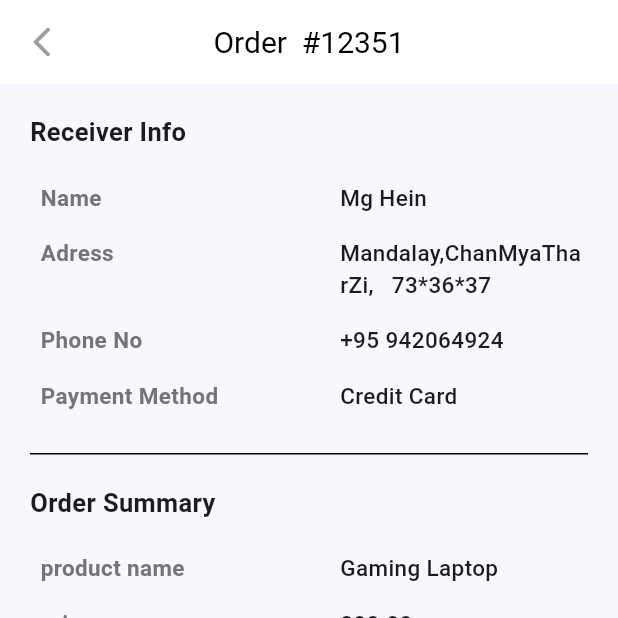
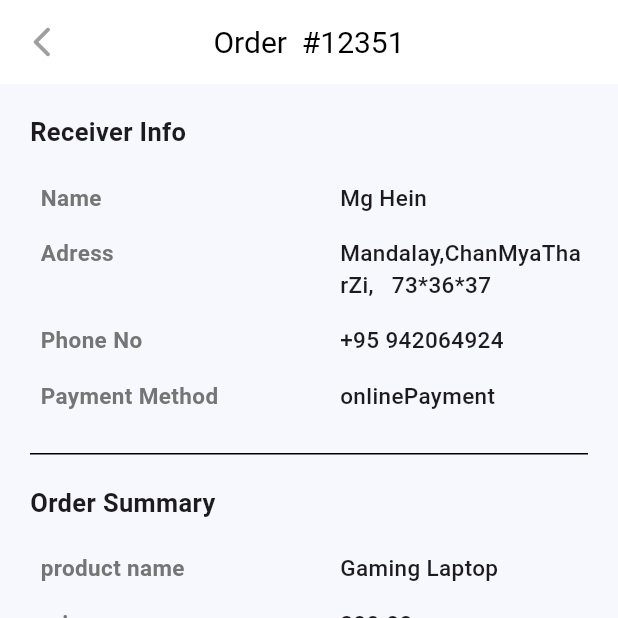
Before and after one commit to David-999-david/RetailGo_App, a Flutter app: the screen it shows after launch, item 3 of the bottom bar chosen, after a tap on "Order ID", on a phone screen of 412 x 824 dp, the top half of it. Run offline on Flutter 3.47's test engine with Material 3 defaults, Android fonts, the phone set to English and light mode, and no system bars; our stand-ins replace badges, dio, dropdown_search, logger, shared_preferences; network calls fail.

```diff
--- a/lib/data/home/remote/home_remote.dart
+++ b/lib/data/home/remote/home_remote.dart
@@ -225,7 +225,6 @@ class HomeRemote {
   },
 ];
 
-
       for (var data in dataList) {
         productList.add(ProductModel.fromJson(data));
       }
--- a/lib/data/order/model/order_model.dart
+++ b/lib/data/order/model/order_model.dart
@@ -1,8 +1,10 @@
+import 'package:retail/domain/enums/payment_method.dart';
+
 class OrderModel {
   final int orderId;
   final String status;
   final String paymentStatus;
-  final String paymentMethod;
+  final PaymentMethod paymentMethod;
   final int itemsCount;
   final double totalPrice;
   final DateTime createdAt;
@@ -23,16 +25,38 @@ class OrderModel {
         .map((item) => OrderItemModel.fromJson(item))
         .toList();
 
+    final rawMethod = json['payment_method'] as String ?? '';
+
+    final method = PaymentMethod.values.firstWhere(
+      (e) => e.name == rawMethod,
+      orElse: () {
+        return PaymentMethod.cashOnDelivery;
+      },
+    );
+
     return OrderModel(
         orderId: json['order_id'] ?? 0,
         status: json['status'] ?? 'Unknown',
         paymentStatus: json['payment_status'] ?? 'Unknown',
-        paymentMethod: json['payment_method'] ?? 'Unknown',
+        paymentMethod: method,
         itemsCount: items.fold(0, (sum, item) => sum + item.quantity),
         totalPrice: (json['total_price'] ?? 0.0).toDouble(),
         createdAt: DateTime.tryParse(json['created_at'] ?? '') ??
             DateTime(2025, 1, 30),
         items: items);
+  }
+
+  Map<String, dynamic> toJson(){
+    return {
+      'order_id' : orderId,
+      'status' : status,
+      'payment_status' : paymentStatus,
+      'payment_method' : paymentMethod.name,
+      'items_count' : itemsCount,
+      'total_price' : totalPrice,
+      'created_at' : createdAt.toIso8601String(),
+      'order_items' : items.map((i) => i.toJson()).toList(),
+    };
   }
 }
 
@@ -58,4 +82,14 @@ class OrderItemModel {
         quantity: json['quantity'],
         sku: json['sku']);
   }
+
+  Map<String, dynamic> toJson(){
+    return {
+      'item_id' : itemId,
+      'product_name' : productName,
+      'price' : price,
+      'quantity' : quantity,
+      'sku' : sku
+    };
+  }
 }
--- a/lib/data/order/remote/order_remote.dart
+++ b/lib/data/order/remote/order_remote.dart
@@ -11,14 +11,13 @@ class OrderRemote {
 
       List orderData = [
         {
-          "status": "success",
   "orders": [
     {
       "order_id": 12351,
       "total_price": 250.00,
       "status": "Completed",
       "payment_status": "Paid",
-              "payment_method": "Credit Card", // Added payment method
+      "payment_method": "onlinePayment",
       "created_at": "2024-03-15",
       "items_count": 5,
       "order_items": [
@@ -64,7 +63,7 @@ class OrderRemote {
       "total_price": 200.75,
       "status": "Processing",
       "payment_status": "Paid",
-              "payment_method": "PayPal",
+      "payment_method": "onlinePayment",
       "created_at": "2024-03-14",
       "items_count": 4,
       "order_items": [
@@ -96,7 +95,7 @@ class OrderRemote {
       "total_price": 150.00,
       "status": "Pending",
       "payment_status": "Unpaid",
-              "payment_method": "Bank Transfer",
+      "payment_method": "onlinePayment",
       "created_at": "2024-03-13",
       "items_count": 3,
       "order_items": [
@@ -114,7 +113,7 @@ class OrderRemote {
       "total_price": 99.99,
       "status": "Delivered",
       "payment_status": "Paid",
-              "payment_method": "Credit Card",
+      "payment_method": "onlinePayment",
       "created_at": "2024-03-12",
       "items_count": 2,
       "order_items": [
@@ -132,7 +131,7 @@ class OrderRemote {
       "total_price": 45.50,
       "status": "Shipped",
       "payment_status": "Paid",
-              "payment_method": "Debit Card",
+      "payment_method": "onlinePayment",
       "created_at": "2024-03-11",
       "items_count": 1,
       "order_items": [
@@ -150,7 +149,7 @@ class OrderRemote {
       "total_price": 180.25,
       "status": "Processing",
       "payment_status": "Unpaid",
-              "payment_method": "Bank Transfer",
+      "payment_method": "onlinePayment",
       "created_at": "2024-03-10",
       "items_count": 5,
       "order_items": [
@@ -168,7 +167,7 @@ class OrderRemote {
       "total_price": 120.00,
       "status": "Completed",
       "payment_status": "Paid",
-              "payment_method": "PayPal",
+      "payment_method": "onlinePayment",
       "created_at": "2024-03-09",
       "items_count": 3,
       "order_items": [
@@ -193,7 +192,7 @@ class OrderRemote {
       "total_price": 80.00,
       "status": "Pending",
       "payment_status": "Unpaid",
-              "payment_method": "Cash on Delivery",
+      "payment_method": "cashOnDelivery",
       "created_at": "2024-03-08",
       "items_count": 2,
       "order_items": [
@@ -211,7 +210,7 @@ class OrderRemote {
       "total_price": 50.00,
       "status": "Canceled",
       "payment_status": "Refunded",
-              "payment_method": "Credit Card",
+      "payment_method": "onlinePayment",
       "created_at": "2024-03-07",
       "items_count": 1,
       "order_items": [
@@ -226,6 +225,7 @@ class OrderRemote {
     }
   ]
 }
+
       ];
 
       ;
--- /dev/null
+++ b/lib/domain/enums/address_enum.dart
@@ -0,0 +1,4 @@
+enum AddressEnum {
+  fromSaved,
+  addNew,
+}
--- a/lib/presentation/confirm_order_screen/widget/location_box.dart
+++ b/lib/presentation/confirm_order_screen/widget/location_box.dart
@@ -1,6 +1,8 @@
 import 'package:flutter/material.dart';
 import 'package:provider/provider.dart';
+import 'package:retail/common/helper/app_navigation.dart';
 import 'package:retail/presentation/confirm_order_screen/notifier/confirm_order_notifier.dart';
+import 'package:retail/presentation/confirm_order_screen/widget/choose_delivery_location.dart';
 
 class LocationBox extends StatelessWidget {
   const LocationBox({super.key});
@@ -46,7 +48,9 @@ class LocationBox extends StatelessWidget {
                   ),
                 ),
                 IconButton(
-                    onPressed: () {},
+                    onPressed: () {
+                      AppNavigator.push(context, ChooseDeliveryLocation());
+                    },
                     icon: Icon(
                       Icons.arrow_forward_ios_rounded,
                       size: 22,
--- a/lib/presentation/order/order_screen.dart
+++ b/lib/presentation/order/order_screen.dart
@@ -72,15 +72,15 @@ AppBar _appBar(BuildContext context) {
   return AppBar(
     automaticallyImplyLeading: false,
     backgroundColor: Colors.white,
-    leading: IconButton(
-      onPressed: () {
-        AppNavigator.pop(context);
-      },
-      icon: Icon(
-        Icons.arrow_back_ios_new_rounded,
-        color: Colors.grey,
-      ),
-    ),
+    // leading: IconButton(
+    //   onPressed: () {
+    //     AppNavigator.pop(context);
+    //   },
+    //   icon: Icon(
+    //     Icons.arrow_back_ios_new_rounded,
+    //     color: Colors.grey,
+    //   ),
+    // ),
     centerTitle: true,
     title: Text(
       'My Orders',
--- a/lib/presentation/order_detail/widgets/receiver_info.dart
+++ b/lib/presentation/order_detail/widgets/receiver_info.dart
@@ -15,7 +15,7 @@ class ReceiverInfo extends StatelessWidget {
           _tableRow('Name', 'Mg Hein'),
           _tableRow('Adress', 'Mandalay,ChanMyaTharZi,   73*36*37'),
           _tableRow('Phone No', '+95 942064924'),
-          _tableRow('Payment Method', order.paymentMethod)
+          _tableRow('Payment Method', order.paymentMethod.name.toString())
         ],
       ),
     );
```
Also changed, not shown: lib/data/address/model/address_model.dart (added, +43 -0 lines), lib/data/address/remote/address_remote.dart (added, +51 -0 lines), lib/domain/address/repository/address_repository.dart (added, +8 -0 lines), lib/domain/address/usecase/address_usecase.dart (added, +8 -0 lines), lib/presentation/confirm_order_screen/notifier/confirm_order_notifier.dart (+13 -4 lines), lib/presentation/confirm_order_screen/widget/add_new_address.dart (added, +19 -0 lines), lib/presentation/confirm_order_screen/widget/choose_delivery_location.dart (added, +89 -0 lines), lib/presentation/confirm_order_screen/widget/location_item.dart (+7 -1 lines), lib/presentation/confirm_order_screen/widget/location_places.dart (deleted, +0 -10 lines), lib/presentation/confirm_order_screen/widget/payment_choice_box.dart (+6 -1 lines), lib/presentation/confirm_order_screen/widget/saved_address.dart (added, +19 -0 lines). Lines whose indentation alone changed are shown as unchanged.
